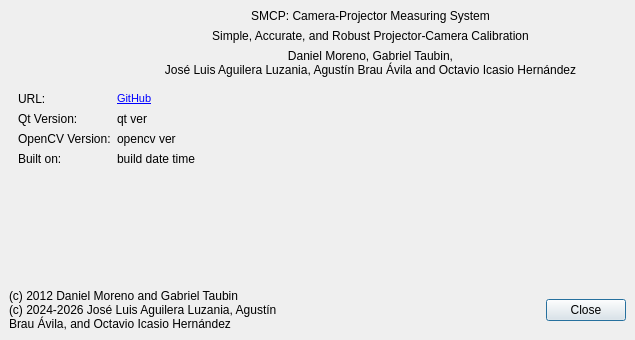
JoseLuis-AL/SMCP, file src/ui/AboutDialog.ui: the form before one commit.
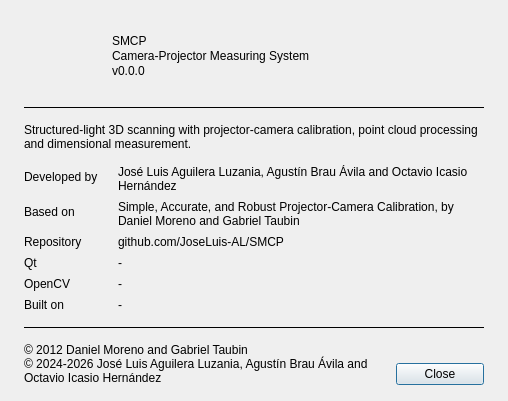
The form after the commit. Icons and pictures are not drawn.

Commit message: Release 3.6.8: editor redesign, sphere measurement, compensation, and updated docs

```diff
--- a/src/ui/AboutDialog.ui
+++ b/src/ui/AboutDialog.ui
@@ -2,213 +2,351 @@
 <ui version="4.0">
  <class>AboutDialog</class>
  <widget class="QDialog" name="AboutDialog">
-  <property name="geometry">
-   <rect>
-    <x>0</x>
-    <y>0</y>
-    <width>635</width>
-    <height>340</height>
-   </rect>
-  </property>
   <property name="windowTitle">
    <string>About SMCP</string>
   </property>
   <layout class="QVBoxLayout" name="verticalLayout_2">
    <property name="spacing">
-    <number>6</number>
+    <number>14</number>
+   </property>
+   <property name="sizeConstraint">
+    <enum>QLayout::SetFixedSize</enum>
    </property>
    <property name="leftMargin">
-    <number>9</number>
+    <number>24</number>
    </property>
    <property name="topMargin">
-    <number>9</number>
+    <number>20</number>
    </property>
    <property name="rightMargin">
-    <number>9</number>
+    <number>24</number>
    </property>
    <property name="bottomMargin">
-    <number>9</number>
+    <number>16</number>
    </property>
    <item>
-    <layout class="QHBoxLayout" name="horizontalLayout_2">
+    <layout class="QHBoxLayout" name="header_layout">
+     <property name="spacing">
+      <number>16</number>
+     </property>
      <item>
-      <widget class="QLabel" name="label">
+      <widget class="QLabel" name="logo_label">
+       <property name="minimumSize">
+        <size>
+         <width>72</width>
+         <height>72</height>
+        </size>
+       </property>
        <property name="maximumSize">
         <size>
-         <width>100</width>
-         <height>100</height>
+         <width>72</width>
+         <height>72</height>
         </size>
        </property>
        <property name="text">
         <string/>
        </property>
-       <property name="pixmap">
-        <pixmap resource="../../resources/resources.qrc">:/unison.png</pixmap>
-       </property>
-       <property name="scaledContents">
-        <bool>true</bool>
+       <property name="alignment">
+        <set>Qt::AlignCenter</set>
        </property>
       </widget>
      </item>
      <item>
-      <layout class="QVBoxLayout" name="verticalLayout">
+      <layout class="QVBoxLayout" name="identity_layout">
+       <property name="spacing">
+        <number>1</number>
+       </property>
+       <item>
+        <spacer name="identity_top_spacer">
+         <property name="orientation">
+          <enum>Qt::Vertical</enum>
+         </property>
+         <property name="sizeHint" stdset="0">
+          <size>
+           <width>0</width>
+           <height>0</height>
+          </size>
+         </property>
+        </spacer>
+       </item>
        <item>
         <widget class="QLabel" name="title_label">
          <property name="text">
-          <string>SMCP: Camera-Projector Measuring System</string>
+          <string>SMCP</string>
          </property>
-         <property name="alignment">
-          <set>Qt::AlignCenter</set>
-         </property>
         </widget>
        </item>
        <item>
-        <widget class="QLabel" name="course_label">
+        <widget class="QLabel" name="subtitle_label">
          <property name="text">
-          <string>Simple, Accurate, and Robust Projector-Camera Calibration</string>
+          <string>Camera-Projector Measuring System</string>
          </property>
-         <property name="alignment">
-          <set>Qt::AlignCenter</set>
-         </property>
         </widget>
        </item>
        <item>
-        <widget class="QLabel" name="label_author">
+        <widget class="QLabel" name="version_label">
          <property name="text">
-          <string>Daniel Moreno, Gabriel Taubin,
-José Luis Aguilera Luzania, Agustín Brau Ávila and Octavio Icasio Hernández</string>
+          <string>v0.0.0</string>
          </property>
-         <property name="alignment">
-          <set>Qt::AlignCenter</set>
+         <property name="role" stdset="0">
+          <string>caption</string>
          </property>
-         <property name="wordWrap">
-          <bool>true</bool>
-         </property>
         </widget>
        </item>
+       <item>
+        <spacer name="identity_bottom_spacer">
+         <property name="orientation">
+          <enum>Qt::Vertical</enum>
+         </property>
+         <property name="sizeHint" stdset="0">
+          <size>
+           <width>0</width>
+           <height>0</height>
+          </size>
+         </property>
+        </spacer>
+       </item>
       </layout>
      </item>
+     <item>
+      <spacer name="header_spacer">
+       <property name="orientation">
+        <enum>Qt::Horizontal</enum>
+       </property>
+       <property name="sizeHint" stdset="0">
+        <size>
+         <width>0</width>
+         <height>0</height>
+        </size>
+       </property>
+      </spacer>
+     </item>
     </layout>
    </item>
    <item>
-    <widget class="QFrame" name="frame">
-     <layout class="QFormLayout" name="formLayout">
-      <property name="fieldGrowthPolicy">
-       <enum>QFormLayout::AllNonFixedFieldsGrow</enum>
-      </property>
-      <item row="2" column="0">
-       <widget class="QLabel" name="qt_version_title_label">
-        <property name="text">
-         <string>Qt Version:</string>
-        </property>
-       </widget>
-      </item>
-      <item row="2" column="1">
-       <widget class="QLabel" name="qt_version_label">
-        <property name="text">
-         <string>qt ver</string>
-        </property>
-       </widget>
-      </item>
-      <item row="3" column="0">
-       <widget class="QLabel" name="opencv_title_label">
-        <property name="text">
-         <string>OpenCV Version:</string>
-        </property>
-       </widget>
-      </item>
-      <item row="3" column="1">
-       <widget class="QLabel" name="opencv_version_label">
-        <property name="text">
-         <string>opencv ver</string>
-        </property>
-       </widget>
-      </item>
-      <item row="4" column="0">
-       <widget class="QLabel" name="built_date_title_label">
-        <property name="text">
-         <string>Built on:</string>
-        </property>
-       </widget>
-      </item>
-      <item row="4" column="1">
-       <widget class="QLabel" name="built_date_label">
-        <property name="text">
-         <string>build date time</string>
-        </property>
-       </widget>
-      </item>
-      <item row="1" column="0">
-       <widget class="QLabel" name="url_title_label">
-        <property name="text">
-         <string>URL:</string>
-        </property>
-       </widget>
-      </item>
-      <item row="1" column="1">
-       <widget class="QLabel" name="url_label">
-        <property name="text">
-         <string>&lt;!DOCTYPE HTML PUBLIC &quot;-//W3C//DTD HTML 4.0//EN&quot; &quot;http://www.w3.org/TR/REC-html40/strict.dtd&quot;&gt;
-&lt;html&gt;&lt;head&gt;&lt;meta name=&quot;qrichtext&quot; content=&quot;1&quot; /&gt;&lt;style type=&quot;text/css&quot;&gt;
-p, li { white-space: pre-wrap; }
-&lt;/style&gt;&lt;/head&gt;&lt;body style=&quot; font-family:'MS Shell Dlg 2'; font-size:8pt; font-weight:400; font-style:normal;&quot;&gt;
-&lt;p style=&quot; margin-top:0px; margin-bottom:0px; margin-left:0px; margin-right:0px; -qt-block-indent:0; text-indent:0px;&quot;&gt;&lt;a href=&quot;https://github.com/JoseLuis-AL/SMCP&quot;&gt;&lt;span style=&quot; text-decoration: underline; color:#0000ff;&quot;&gt;GitHub&lt;/span&gt;&lt;/a&gt;&lt;/p&gt;&lt;/body&gt;&lt;/html&gt;</string>
-        </property>
-        <property name="textFormat">
-         <enum>Qt::RichText</enum>
-        </property>
-        <property name="openExternalLinks">
-         <bool>true</bool>
-        </property>
-       </widget>
-      </item>
-     </layout>
+    <widget class="QFrame" name="header_separator">
+     <property name="frameShape">
+      <enum>QFrame::HLine</enum>
+     </property>
+     <property name="frameShadow">
+      <enum>QFrame::Plain</enum>
+     </property>
     </widget>
    </item>
    <item>
-    <spacer name="verticalSpacer">
-     <property name="orientation">
-      <enum>Qt::Vertical</enum>
+    <widget class="QLabel" name="description_label">
+     <property name="minimumSize">
+      <size>
+       <width>460</width>
+       <height>0</height>
+      </size>
      </property>
-     <property name="sizeHint" stdset="0">
+     <property name="maximumSize">
       <size>
-       <width>20</width>
-       <height>40</height>
+       <width>460</width>
+       <height>16777215</height>
       </size>
      </property>
-    </spacer>
+     <property name="text">
+      <string>Structured-light 3D scanning with projector-camera calibration, point cloud processing and dimensional measurement.</string>
+     </property>
+     <property name="wordWrap">
+      <bool>true</bool>
+     </property>
+    </widget>
    </item>
    <item>
-    <layout class="QHBoxLayout" name="horizontalLayout">
+    <layout class="QFormLayout" name="details_layout">
+     <property name="labelAlignment">
+      <set>Qt::AlignLeading|Qt::AlignLeft|Qt::AlignTop</set>
+     </property>
+     <property name="horizontalSpacing">
+      <number>20</number>
+     </property>
+     <property name="verticalSpacing">
+      <number>7</number>
+     </property>
+     <item row="0" column="0">
+      <widget class="QLabel" name="developers_title_label">
+       <property name="text">
+        <string>Developed by</string>
+       </property>
+       <property name="role" stdset="0">
+        <string>caption</string>
+       </property>
+      </widget>
+     </item>
+     <item row="0" column="1">
+      <widget class="QLabel" name="developers_label">
+       <property name="text">
+        <string>José Luis Aguilera Luzania, Agustín Brau Ávila and Octavio Icasio Hernández</string>
+       </property>
+       <property name="wordWrap">
+        <bool>true</bool>
+       </property>
+      </widget>
+     </item>
+     <item row="1" column="0">
+      <widget class="QLabel" name="based_on_title_label">
+       <property name="text">
+        <string>Based on</string>
+       </property>
+       <property name="role" stdset="0">
+        <string>caption</string>
+       </property>
+      </widget>
+     </item>
+     <item row="1" column="1">
+      <widget class="QLabel" name="based_on_label">
+       <property name="text">
+        <string>Simple, Accurate, and Robust Projector-Camera Calibration, by Daniel Moreno and Gabriel Taubin</string>
+       </property>
+       <property name="wordWrap">
+        <bool>true</bool>
+       </property>
+      </widget>
+     </item>
+     <item row="2" column="0">
+      <widget class="QLabel" name="url_title_label">
+       <property name="text">
+        <string>Repository</string>
+       </property>
+       <property name="role" stdset="0">
+        <string>caption</string>
+       </property>
+      </widget>
+     </item>
+     <item row="2" column="1">
+      <widget class="QLabel" name="url_label">
+       <property name="text">
+        <string>github.com/JoseLuis-AL/SMCP</string>
+       </property>
+       <property name="textFormat">
+        <enum>Qt::RichText</enum>
+       </property>
+       <property name="openExternalLinks">
+        <bool>true</bool>
+       </property>
+      </widget>
+     </item>
+     <item row="3" column="0">
+      <widget class="QLabel" name="qt_version_title_label">
+       <property name="text">
+        <string>Qt</string>
+       </property>
+       <property name="role" stdset="0">
+        <string>caption</string>
+       </property>
+      </widget>
+     </item>
+     <item row="3" column="1">
+      <widget class="QLabel" name="qt_version_label">
+       <property name="text">
+        <string>-</string>
+       </property>
+      </widget>
+     </item>
+     <item row="4" column="0">
+      <widget class="QLabel" name="opencv_title_label">
+       <property name="text">
+        <string>OpenCV</string>
+       </property>
+       <property name="role" stdset="0">
+        <string>caption</string>
+       </property>
+      </widget>
+     </item>
+     <item row="4" column="1">
+      <widget class="QLabel" name="opencv_version_label">
+       <property name="text">
+        <string>-</string>
+       </property>
+      </widget>
+     </item>
+     <item row="5" column="0">
+      <widget class="QLabel" name="built_date_title_label">
+       <property name="text">
+        <string>Built on</string>
+       </property>
+       <property name="role" stdset="0">
+        <string>caption</string>
+       </property>
+      </widget>
+     </item>
+     <item row="5" column="1">
+      <widget class="QLabel" name="built_date_label">
+       <property name="text">
+        <string>-</string>
+       </property>
+      </widget>
+     </item>
+    </layout>
+   </item>
+   <item>
+    <widget class="QFrame" name="footer_separator">
+     <property name="frameShape">
+      <enum>QFrame::HLine</enum>
+     </property>
+     <property name="frameShadow">
+      <enum>QFrame::Plain</enum>
+     </property>
+    </widget>
+   </item>
+   <item>
+    <layout class="QHBoxLayout" name="footer_layout">
+     <property name="spacing">
+      <number>16</number>
+     </property>
      <item>
-      <widget class="QLabel" name="author_label">
+      <widget class="QLabel" name="copyright_label">
        <property name="text">
-        <string>(c) 2012 Daniel Moreno and Gabriel Taubin
-(c) 2024-2026 José Luis Aguilera Luzania, Agustín Brau Ávila, and Octavio Icasio Hernández</string>
+        <string>© 2012 Daniel Moreno and Gabriel Taubin
+© 2024-2026 José Luis Aguilera Luzania, Agustín Brau Ávila and Octavio Icasio Hernández</string>
        </property>
+       <property name="minimumSize">
+        <size>
+         <width>356</width>
+         <height>0</height>
+        </size>
+       </property>
+       <property name="maximumSize">
+        <size>
+         <width>356</width>
+         <height>16777215</height>
+        </size>
+       </property>
        <property name="wordWrap">
         <bool>true</bool>
        </property>
       </widget>
      </item>
      <item>
-      <spacer name="horizontalSpacer">
+      <spacer name="footer_spacer">
        <property name="orientation">
         <enum>Qt::Horizontal</enum>
        </property>
        <property name="sizeHint" stdset="0">
         <size>
-         <width>40</width>
-         <height>20</height>
+         <width>0</width>
+         <height>0</height>
         </size>
        </property>
       </spacer>
      </item>
-     <item>
+     <item alignment="Qt::AlignBottom">
       <widget class="QPushButton" name="close_button">
+       <property name="minimumSize">
+        <size>
+         <width>88</width>
+         <height>0</height>
+        </size>
+       </property>
        <property name="text">
         <string>Close</string>
        </property>
+       <property name="default">
+        <bool>true</bool>
+       </property>
       </widget>
      </item>
     </layout>
```
Left out of the diff: 9 changed lines with no effect on the pictures. The commit also changes 171 other files.
